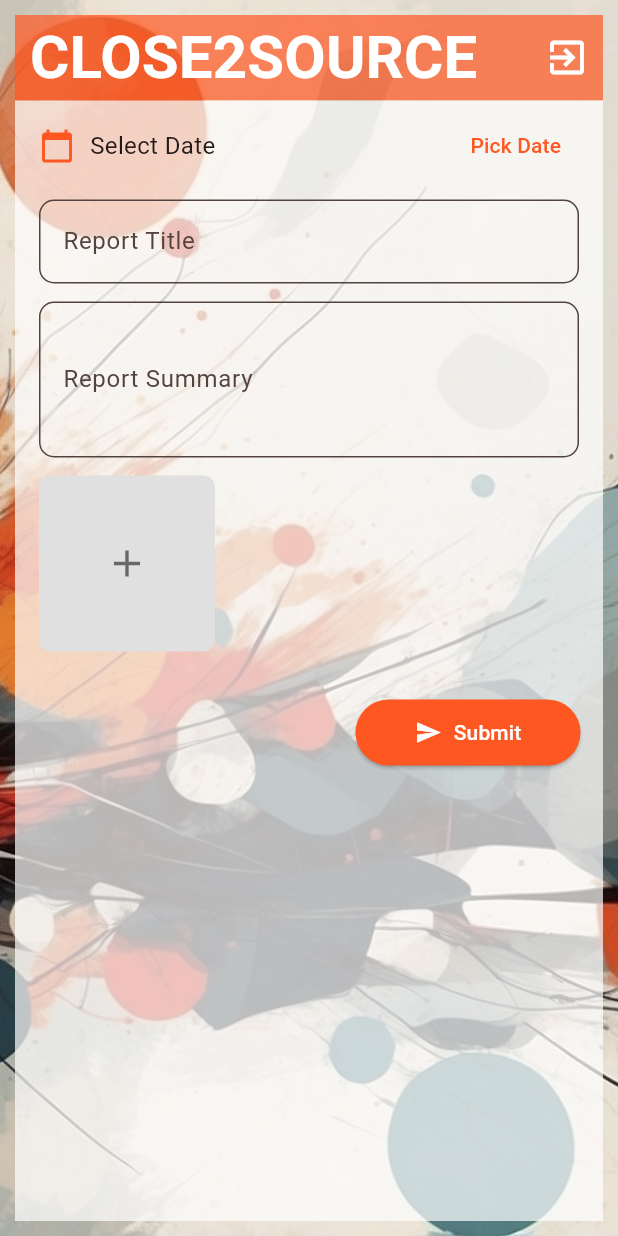
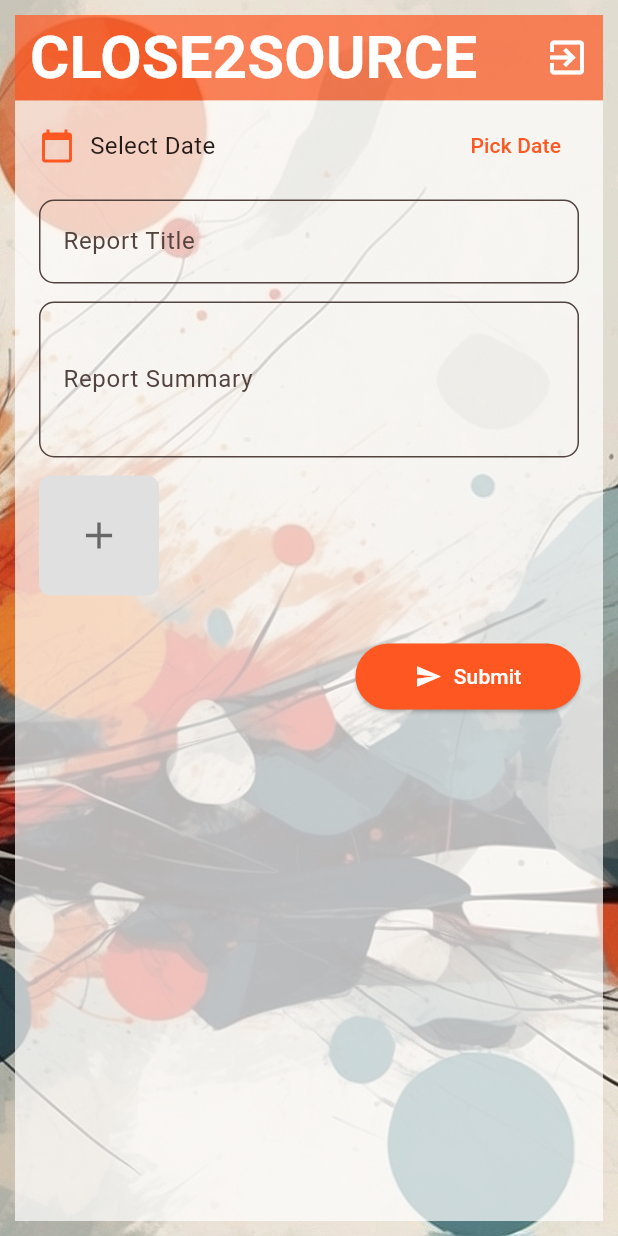
Before and after one commit to Scuttman/close2source_web, a Flutter app: the ReportFormScreen screen opened by its route, on a phone screen of 412 x 824 dp. Run offline on Flutter 3.47's test engine with Material 3 defaults, Android fonts, the phone set to English and light mode, and no system bars; our stand-ins replace cloud_firestore, connectivity_plus, firebase_auth, firebase_core, firebase_storage, google_fonts and 3 more; accounts and stored records are empty; Roboto replaces fonts that are missing (Amatic Sc).

Commit message:
1.0.22 version permissions

```diff
--- a/lib/screens/dashboard/reports_tab/report_form_screen.dart
+++ b/lib/screens/dashboard/reports_tab/report_form_screen.dart
@@ -3,6 +3,7 @@ import 'package:image_picker/image_picker.dart';
 import 'dart:io';
 import '../../../imports.dart';
 import 'package:intl/intl.dart';
+import 'package:permission_handler/permission_handler.dart';
 
 class ReportFormScreen extends StatefulWidget {
   const ReportFormScreen({Key? key}) : super(key: key);
@@ -63,7 +64,36 @@ class _ReportFormScreenState extends State<ReportFormScreen> {
     );
   }
 
+  Future<bool> _requestPermissions({required bool fromCamera}) async {
+    if (fromCamera) {
+      final status = await Permission.camera.request();
+      return status.isGranted;
+    } else {
+      if (Platform.isAndroid) {
+        if (Platform.version.startsWith('13')) {
+          final status = await Permission.photos.request();
+          return status.isGranted;
+        } else {
+          final status = await Permission.storage.request();
+          return status.isGranted;
+        }
+      } else {
+        final status = await Permission.photos.request();
+        return status.isGranted;
+      }
+    }
+  }
+
   Future<void> _pickImage({required bool fromCamera}) async {
+    bool granted = await _requestPermissions(fromCamera: fromCamera);
+
+    if (!granted) {
+      ScaffoldMessenger.of(
+        context,
+      ).showSnackBar(const SnackBar(content: Text('Permission denied')));
+      return;
+    }
+
     final pickedFile = await ImagePicker().pickImage(
       source: fromCamera ? ImageSource.camera : ImageSource.gallery,
       maxWidth: 800,
@@ -99,18 +129,18 @@ class _ReportFormScreenState extends State<ReportFormScreen> {
   }
 
   Widget _buildImageGrid() {
-    return GridView.builder(
-      shrinkWrap: true,
-      physics: NeverScrollableScrollPhysics(),
-      gridDelegate: const SliverGridDelegateWithFixedCrossAxisCount(
-        crossAxisCount: 3,
-        crossAxisSpacing: 4,
-        mainAxisSpacing: 4,
+    return Wrap(
+      spacing: 10,
+      runSpacing: 10,
+      children: [
+        ..._selectedImages.map(
+          (file) => ClipRRect(
+            borderRadius: BorderRadius.circular(8),
+            child: Image.file(file, height: 80, width: 80, fit: BoxFit.cover),
           ),
-      itemCount: _selectedImages.length + 1,
-      itemBuilder: (context, index) {
-        if (index == _selectedImages.length) {
-          return GestureDetector(
+        ),
+
+        GestureDetector(
           onTap: _showImagePickerOptions,
           child: Container(
             width: 80,
@@ -123,10 +153,8 @@ class _ReportFormScreenState extends State<ReportFormScreen> {
               child: Icon(Icons.add, size: 30, color: Colors.black54),
             ),
           ),
-          );
-        }
-        return Image.file(_selectedImages[index], fit: BoxFit.cover);
-      },
+        ),
+      ],
     );
   }
 
--- a/lib/screens/dashboard/spending_tab/spending_form_screen.dart
+++ b/lib/screens/dashboard/spending_tab/spending_form_screen.dart
@@ -1,8 +1,6 @@
 import '../../../imports.dart';
-import 'package:file_picker/file_picker.dart';
 import 'package:image_picker/image_picker.dart';
 import 'dart:io';
-import '../../../data/models/spending_entry.dart';
 import 'package:intl/intl.dart';
 
 class SpendingFormScreen extends StatefulWidget {
--- a/pubspec.yaml
+++ b/pubspec.yaml
@@ -47,6 +47,7 @@ dependencies:
   connectivity_plus: ^5.0.2
   uuid: ^4.5.1
   file_picker: 10.0.0
+  permission_handler: ^11.4.0
 
 
 dev_dependencies:
```
Also changed, not shown: pubspec.lock, 1 other file. Lines whose indentation alone changed are shown as unchanged.
